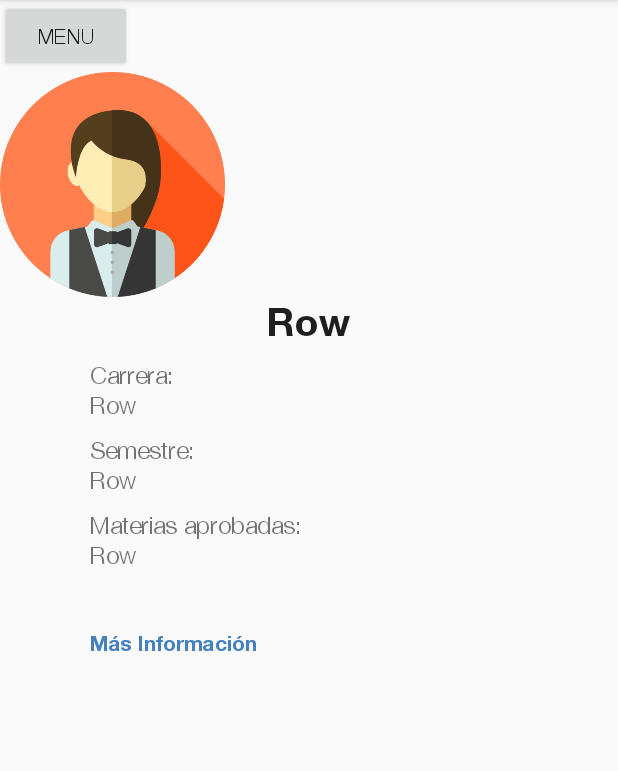
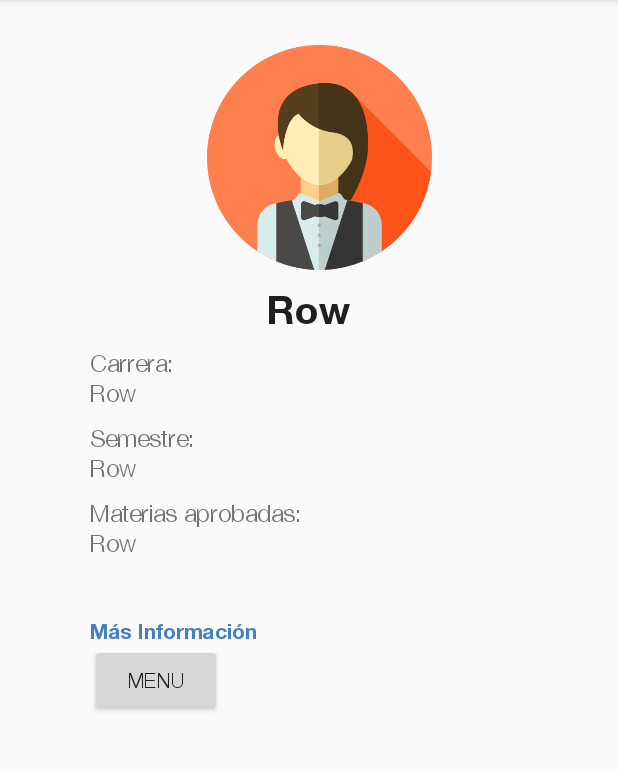
Before and after one commit to AndreaVaGa/IDG195-G7-Vazquez, an Android app: the PerfilActivity screen opened directly, with no data from a screen before it, on a phone screen of 412 x 824 dp, the part 84-855 px from its top. Run offline under Robolectric (Android 15) with nearby library versions, the phone set to English and light mode, and no system bars; network calls fail; 4 statements that could not run were skipped.

Commit message:
Cambios Ivannia 5

```diff
--- a/Micampus/app/src/main/res/layout/activity_perfil.xml
+++ b/Micampus/app/src/main/res/layout/activity_perfil.xml
@@ -7,20 +7,15 @@
     android:orientation="vertical"
     tools:context=".view.PerfilActivity">
 
-    <Button
-        android:id="@+id/btn_menu"
-        android:layout_width="wrap_content"
-        android:layout_height="wrap_content"
-        android:text="Menu"
-        android:fontFamily="@font/helveticaneuelight"/>
     <ImageView
         android:id="@+id/imagenperfil"
         android:layout_width="150dp"
         android:layout_height="150dp"
-        android:scaleType="fitCenter"
         android:orientation="vertical"
-        android:gravity="center"
-        android:src="@drawable/f_perfil" />
+        android:src="@drawable/f_perfil"
+        android:layout_marginTop="30dp"
+        android:layout_marginLeft="138dp"
+        android:layout_marginBottom="10dp"/>
 
     <LinearLayout xmlns:android="http://schemas.android.com/apk/res/android"
         android:layout_width="fill_parent"
@@ -96,6 +91,14 @@
         android:layout_marginTop="40dp"
         android:textColor="#4481be"
         android:fontFamily="@font/helveticaneubold"/>
+
+        <Button
+            android:id="@+id/btn_menu"
+            android:layout_width="wrap_content"
+            android:layout_height="wrap_content"
+            android:text="Menu"
+            android:fontFamily="@font/helveticaneuelight"/>
     </LinearLayout>
 
+
 </android.support.v7.widget.LinearLayoutCompat>
--- a/Micampus/app/src/main/res/layout/activity_tutores_view.xml
+++ b/Micampus/app/src/main/res/layout/activity_tutores_view.xml
@@ -11,12 +11,6 @@
         android:layout_height="match_parent"
         android:orientation="vertical"
         tools:context=".view.TutoresViewActivity">
-
-        <Button
-            android:id="@+id/btn_perfil"
-            android:layout_width="wrap_content"
-            android:layout_height="wrap_content"
-            android:text="Perfil" />
 
         <TextView
             android:layout_width="match_parent"
@@ -216,5 +210,11 @@
                 android:layout_marginBottom="60dp"/>
         </LinearLayout>
 
+        <Button
+            android:id="@+id/btn_perfil"
+            android:layout_width="wrap_content"
+            android:layout_height="wrap_content"
+            android:text="Perfil" />
+
     </android.support.v7.widget.LinearLayoutCompat>
 </ScrollView>
```
